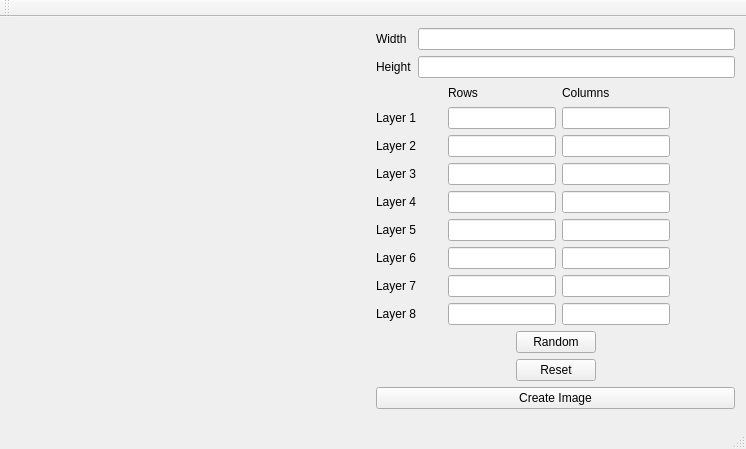
Before: the Qt Designer form mainwindow.ui in AceGabrielFigueroa/SP-2019-Ocuplay, drawn with Qt 5.
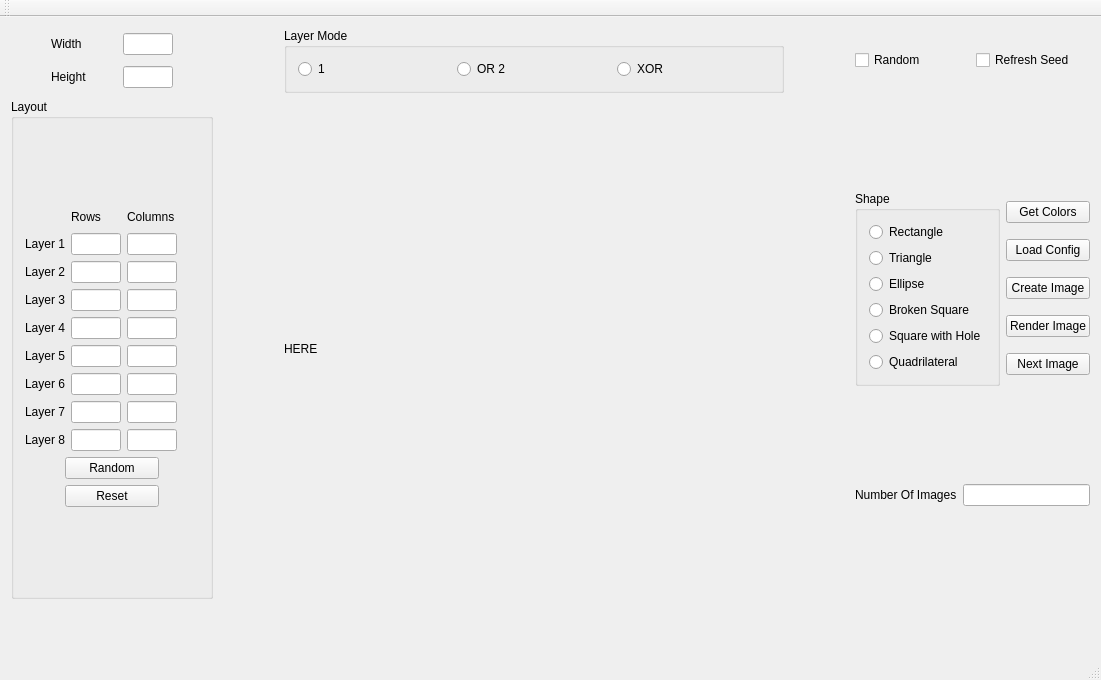
After: the same form once the commit is applied.

Diff of the .ui file:
```diff
--- a/mainwindow.ui
+++ b/mainwindow.ui
@@ -6,136 +6,216 @@
    <rect>
     <x>0</x>
     <y>0</y>
-    <width>746</width>
-    <height>449</height>
+    <width>1101</width>
+    <height>680</height>
    </rect>
   </property>
   <property name="windowTitle">
    <string>MainWindow</string>
   </property>
   <widget class="QWidget" name="centralWidget">
-   <layout class="QGridLayout" name="gridLayout_6">
+   <layout class="QGridLayout" name="gridLayout_10">
     <item row="0" column="0">
-     <layout class="QGridLayout" name="gridLayout_5">
+     <layout class="QGridLayout" name="gridLayout_9">
       <item row="0" column="0">
+       <layout class="QGridLayout" name="gridLayout_8">
+        <item row="1" column="2">
        <widget class="QLabel" name="lbl_display">
-        <property name="sizePolicy">
-         <sizepolicy hsizetype="Expanding" vsizetype="Expanding">
-          <horstretch>0</horstretch>
-          <verstretch>0</verstretch>
-         </sizepolicy>
+          <property name="minimumSize">
+           <size>
+            <width>500</width>
+            <height>500</height>
+           </size>
         </property>
         <property name="text">
-         <string/>
+           <string>HERE</string>
         </property>
        </widget>
       </item>
-      <item row="0" column="1">
+        <item row="1" column="3">
+         <spacer name="horizontalSpacer_4">
+          <property name="orientation">
+           <enum>Qt::Horizontal</enum>
+          </property>
+          <property name="sizeHint" stdset="0">
+           <size>
+            <width>40</width>
+            <height>20</height>
+           </size>
+          </property>
+         </spacer>
+        </item>
+        <item row="0" column="2">
+         <widget class="QGroupBox" name="gb_lymode">
+          <property name="title">
+           <string>Layer Mode</string>
+          </property>
        <layout class="QGridLayout" name="gridLayout_4">
-        <item row="2" column="0">
-         <widget class="QPushButton" name="btn_create_img">
+           <item row="0" column="0">
+            <layout class="QHBoxLayout" name="horizontalLayout_3">
+             <item>
+              <widget class="QRadioButton" name="rb_lyr_1">
           <property name="text">
-           <string>Create Image</string>
+                <string>1</string>
           </property>
          </widget>
         </item>
-        <item row="0" column="0">
-         <layout class="QGridLayout" name="gridLayout_3">
-          <item row="0" column="0">
-           <widget class="QLabel" name="lbl_img_wd">
+             <item>
+              <widget class="QRadioButton" name="rb_ly_or">
             <property name="text">
-             <string>Width</string>
+                <string>OR 2</string>
             </property>
            </widget>
           </item>
-          <item row="0" column="1">
-           <widget class="QLineEdit" name="le_img_wd"/>
-          </item>
-          <item row="1" column="0">
-           <widget class="QLabel" name="lbl_img_h">
+             <item>
+              <widget class="QRadioButton" name="rb_ly_xor">
+               <property name="text">
+                <string>XOR</string>
+               </property>
+              </widget>
+             </item>
+            </layout>
+           </item>
+          </layout>
+         </widget>
+        </item>
+        <item row="0" column="4">
+         <layout class="QHBoxLayout" name="horizontalLayout_4">
+          <item>
+           <widget class="QCheckBox" name="cb_rand">
             <property name="text">
-             <string>Height</string>
+             <string>Random</string>
             </property>
            </widget>
+          </item>
+          <item>
+           <widget class="QCheckBox" name="cb_rseed">
+            <property name="text">
+             <string>Refresh Seed</string>
+            </property>
+           </widget>
+          </item>
+         </layout>
           </item>
           <item row="1" column="1">
-           <widget class="QLineEdit" name="le_img_h"/>
-          </item>
-         </layout>
+         <spacer name="horizontalSpacer_3">
+          <property name="orientation">
+           <enum>Qt::Horizontal</enum>
+          </property>
+          <property name="sizeHint" stdset="0">
+           <size>
+            <width>40</width>
+            <height>20</height>
+           </size>
+          </property>
+         </spacer>
         </item>
         <item row="1" column="0">
+         <layout class="QVBoxLayout" name="verticalLayout_4">
+          <item>
+           <widget class="QGroupBox" name="gb_ly">
+            <property name="title">
+             <string>Layout</string>
+            </property>
+            <layout class="QGridLayout" name="gridLayout_5">
+             <item row="0" column="0">
          <layout class="QGridLayout" name="gridLayout_2">
-          <item row="1" column="0">
-           <layout class="QHBoxLayout" name="horizontalLayout_2">
-            <item>
-             <spacer name="sp_l_2">
-              <property name="orientation">
-               <enum>Qt::Horizontal</enum>
-              </property>
-              <property name="sizeHint" stdset="0">
-               <size>
-                <width>40</width>
-                <height>20</height>
-               </size>
-              </property>
-             </spacer>
-            </item>
-            <item>
-             <widget class="QPushButton" name="btn_random">
-              <property name="text">
-               <string>Random</string>
-              </property>
-             </widget>
-            </item>
-            <item>
-             <spacer name="sp_r_2">
-              <property name="orientation">
-               <enum>Qt::Horizontal</enum>
-              </property>
-              <property name="sizeHint" stdset="0">
-               <size>
-                <width>40</width>
-                <height>20</height>
-               </size>
-              </property>
-             </spacer>
-            </item>
-           </layout>
-          </item>
           <item row="0" column="0">
            <layout class="QGridLayout" name="gridLayout">
-            <item row="0" column="0">
-             <spacer name="sp_config_l">
-              <property name="orientation">
-               <enum>Qt::Horizontal</enum>
-              </property>
-              <property name="sizeHint" stdset="0">
+                 <item row="4" column="2">
+                  <widget class="QLineEdit" name="le_c4">
+                   <property name="sizePolicy">
+                    <sizepolicy hsizetype="Expanding" vsizetype="Fixed">
+                     <horstretch>0</horstretch>
+                     <verstretch>0</verstretch>
+                    </sizepolicy>
+                   </property>
+                   <property name="minimumSize">
                <size>
-                <width>33</width>
-                <height>17</height>
-               </size>
-              </property>
-             </spacer>
-            </item>
-            <item row="0" column="1">
-             <widget class="QLabel" name="lbl_rows">
-              <property name="text">
-               <string>Rows</string>
+                     <width>0</width>
+                     <height>0</height>
+                    </size>
+                   </property>
+                   <property name="maximumSize">
+                    <size>
+                     <width>50</width>
+                     <height>16777215</height>
+                    </size>
+                   </property>
+                  </widget>
+                 </item>
+                 <item row="7" column="1">
+                  <widget class="QLineEdit" name="le_r7">
+                   <property name="sizePolicy">
+                    <sizepolicy hsizetype="Expanding" vsizetype="Fixed">
+                     <horstretch>0</horstretch>
+                     <verstretch>0</verstretch>
+                    </sizepolicy>
+                   </property>
+                   <property name="minimumSize">
+                    <size>
+                     <width>0</width>
+                     <height>0</height>
+                    </size>
+                   </property>
+                   <property name="maximumSize">
+                    <size>
+                     <width>50</width>
+                     <height>16777215</height>
+                    </size>
+                   </property>
+                  </widget>
+                 </item>
+                 <item row="2" column="1">
+                  <widget class="QLineEdit" name="le_r2">
+                   <property name="sizePolicy">
+                    <sizepolicy hsizetype="Expanding" vsizetype="Fixed">
+                     <horstretch>0</horstretch>
+                     <verstretch>0</verstretch>
+                    </sizepolicy>
+                   </property>
+                   <property name="minimumSize">
+                    <size>
+                     <width>0</width>
+                     <height>0</height>
+                    </size>
+                   </property>
+                   <property name="maximumSize">
+                    <size>
+                     <width>50</width>
+                     <height>16777215</height>
+                    </size>
               </property>
              </widget>
             </item>
             <item row="0" column="2">
              <widget class="QLabel" name="lbl_columns">
+                   <property name="maximumSize">
+                    <size>
+                     <width>16777215</width>
+                     <height>20</height>
+                    </size>
+                   </property>
               <property name="text">
                <string>Columns</string>
               </property>
              </widget>
             </item>
+                 <item row="8" column="0">
+                  <widget class="QLabel" name="lbl_layer8">
+                   <property name="text">
+                    <string>Layer 8</string>
+                   </property>
+                  </widget>
+                 </item>
             <item row="0" column="3">
              <spacer name="sp_config_r">
               <property name="orientation">
                <enum>Qt::Horizontal</enum>
               </property>
+                   <property name="sizeType">
+                    <enum>QSizePolicy::Preferred</enum>
+                   </property>
               <property name="sizeHint" stdset="0">
                <size>
                 <width>22</width>
@@ -144,32 +224,10 @@
               </property>
              </spacer>
             </item>
-            <item row="1" column="0">
-             <widget class="QLabel" name="lbl_layer1">
+                 <item row="7" column="0">
+                  <widget class="QLabel" name="lbl_layer7">
               <property name="text">
-               <string>Layer 1</string>
-              </property>
-             </widget>
-            </item>
-            <item row="1" column="1">
-             <widget class="QLineEdit" name="le_r1">
-              <property name="sizePolicy">
-               <sizepolicy hsizetype="Expanding" vsizetype="Fixed">
-                <horstretch>0</horstretch>
-                <verstretch>0</verstretch>
-               </sizepolicy>
-              </property>
-              <property name="minimumSize">
-               <size>
-                <width>0</width>
-                <height>0</height>
-               </size>
-              </property>
-              <property name="maximumSize">
-               <size>
-                <width>16777215</width>
-                <height>16777215</height>
-               </size>
+                    <string>Layer 7</string>
               </property>
              </widget>
             </item>
@@ -189,21 +247,14 @@
               </property>
               <property name="maximumSize">
                <size>
-                <width>16777215</width>
+                     <width>50</width>
                 <height>16777215</height>
                </size>
               </property>
              </widget>
             </item>
-            <item row="2" column="0">
-             <widget class="QLabel" name="lbl_layer2">
-              <property name="text">
-               <string>Layer 2</string>
-              </property>
-             </widget>
-            </item>
-            <item row="2" column="1">
-             <widget class="QLineEdit" name="le_r2">
+                 <item row="6" column="2">
+                  <widget class="QLineEdit" name="le_c6">
               <property name="sizePolicy">
                <sizepolicy hsizetype="Expanding" vsizetype="Fixed">
                 <horstretch>0</horstretch>
@@ -218,80 +269,7 @@
               </property>
               <property name="maximumSize">
                <size>
-                <width>16777215</width>
-                <height>16777215</height>
-               </size>
-              </property>
-             </widget>
-            </item>
-            <item row="2" column="2">
-             <widget class="QLineEdit" name="le_c2">
-              <property name="sizePolicy">
-               <sizepolicy hsizetype="Expanding" vsizetype="Fixed">
-                <horstretch>0</horstretch>
-                <verstretch>0</verstretch>
-               </sizepolicy>
-              </property>
-              <property name="minimumSize">
-               <size>
-                <width>0</width>
-                <height>0</height>
-               </size>
-              </property>
-              <property name="maximumSize">
-               <size>
-                <width>16777215</width>
-                <height>16777215</height>
-               </size>
-              </property>
-             </widget>
-            </item>
-            <item row="3" column="0">
-             <widget class="QLabel" name="lbl_layer3">
-              <property name="text">
-               <string>Layer 3</string>
-              </property>
-             </widget>
-            </item>
-            <item row="3" column="1">
-             <widget class="QLineEdit" name="le_r3">
-              <property name="sizePolicy">
-               <sizepolicy hsizetype="Expanding" vsizetype="Fixed">
-                <horstretch>0</horstretch>
-                <verstretch>0</verstretch>
-               </sizepolicy>
-              </property>
-              <property name="minimumSize">
-               <size>
-                <width>0</width>
-                <height>0</height>
-               </size>
-              </property>
-              <property name="maximumSize">
-               <size>
-                <width>16777215</width>
-                <height>16777215</height>
-               </size>
-              </property>
-             </widget>
-            </item>
-            <item row="3" column="2">
-             <widget class="QLineEdit" name="le_c3">
-              <property name="sizePolicy">
-               <sizepolicy hsizetype="Expanding" vsizetype="Fixed">
-                <horstretch>0</horstretch>
-                <verstretch>0</verstretch>
-               </sizepolicy>
-              </property>
-              <property name="minimumSize">
-               <size>
-                <width>0</width>
-                <height>0</height>
-               </size>
-              </property>
-              <property name="maximumSize">
-               <size>
-                <width>16777215</width>
+                     <width>50</width>
                 <height>16777215</height>
                </size>
               </property>
@@ -304,50 +282,6 @@
               </property>
              </widget>
             </item>
-            <item row="4" column="1">
-             <widget class="QLineEdit" name="le_r4">
-              <property name="sizePolicy">
-               <sizepolicy hsizetype="Expanding" vsizetype="Fixed">
-                <horstretch>0</horstretch>
-                <verstretch>0</verstretch>
-               </sizepolicy>
-              </property>
-              <property name="minimumSize">
-               <size>
-                <width>0</width>
-                <height>0</height>
-               </size>
-              </property>
-              <property name="maximumSize">
-               <size>
-                <width>16777215</width>
-                <height>16777215</height>
-               </size>
-              </property>
-             </widget>
-            </item>
-            <item row="4" column="2">
-             <widget class="QLineEdit" name="le_c4">
-              <property name="sizePolicy">
-               <sizepolicy hsizetype="Expanding" vsizetype="Fixed">
-                <horstretch>0</horstretch>
-                <verstretch>0</verstretch>
-               </sizepolicy>
-              </property>
-              <property name="minimumSize">
-               <size>
-                <width>0</width>
-                <height>0</height>
-               </size>
-              </property>
-              <property name="maximumSize">
-               <size>
-                <width>16777215</width>
-                <height>16777215</height>
-               </size>
-              </property>
-             </widget>
-            </item>
             <item row="5" column="0">
              <widget class="QLabel" name="lbl_layer5">
               <property name="text">
@@ -355,50 +289,6 @@
               </property>
              </widget>
             </item>
-            <item row="5" column="1">
-             <widget class="QLineEdit" name="le_r5">
-              <property name="sizePolicy">
-               <sizepolicy hsizetype="Expanding" vsizetype="Fixed">
-                <horstretch>0</horstretch>
-                <verstretch>0</verstretch>
-               </sizepolicy>
-              </property>
-              <property name="minimumSize">
-               <size>
-                <width>0</width>
-                <height>0</height>
-               </size>
-              </property>
-              <property name="maximumSize">
-               <size>
-                <width>16777215</width>
-                <height>16777215</height>
-               </size>
-              </property>
-             </widget>
-            </item>
-            <item row="5" column="2">
-             <widget class="QLineEdit" name="le_c5">
-              <property name="sizePolicy">
-               <sizepolicy hsizetype="Expanding" vsizetype="Fixed">
-                <horstretch>0</horstretch>
-                <verstretch>0</verstretch>
-               </sizepolicy>
-              </property>
-              <property name="minimumSize">
-               <size>
-                <width>0</width>
-                <height>0</height>
-               </size>
-              </property>
-              <property name="maximumSize">
-               <size>
-                <width>16777215</width>
-                <height>16777215</height>
-               </size>
-              </property>
-             </widget>
-            </item>
             <item row="6" column="0">
              <widget class="QLabel" name="lbl_layer6">
               <property name="text">
@@ -406,8 +296,8 @@
               </property>
              </widget>
             </item>
-            <item row="6" column="1">
-             <widget class="QLineEdit" name="le_r6">
+                 <item row="5" column="2">
+                  <widget class="QLineEdit" name="le_c5">
               <property name="sizePolicy">
                <sizepolicy hsizetype="Expanding" vsizetype="Fixed">
                 <horstretch>0</horstretch>
@@ -422,14 +312,14 @@
               </property>
               <property name="maximumSize">
                <size>
-                <width>16777215</width>
+                     <width>50</width>
                 <height>16777215</height>
                </size>
               </property>
              </widget>
             </item>
-            <item row="6" column="2">
-             <widget class="QLineEdit" name="le_c6">
+                 <item row="5" column="1">
+                  <widget class="QLineEdit" name="le_r5">
               <property name="sizePolicy">
                <sizepolicy hsizetype="Expanding" vsizetype="Fixed">
                 <horstretch>0</horstretch>
@@ -444,21 +334,43 @@
               </property>
               <property name="maximumSize">
                <size>
-                <width>16777215</width>
+                     <width>50</width>
                 <height>16777215</height>
                </size>
               </property>
              </widget>
             </item>
-            <item row="7" column="0">
-             <widget class="QLabel" name="lbl_layer7">
+                 <item row="1" column="1">
+                  <widget class="QLineEdit" name="le_r1">
+                   <property name="sizePolicy">
+                    <sizepolicy hsizetype="Expanding" vsizetype="Fixed">
+                     <horstretch>0</horstretch>
+                     <verstretch>0</verstretch>
+                    </sizepolicy>
+                   </property>
+                   <property name="minimumSize">
+                    <size>
+                     <width>0</width>
+                     <height>0</height>
+                    </size>
+                   </property>
+                   <property name="maximumSize">
+                    <size>
+                     <width>50</width>
+                     <height>16777215</height>
+                    </size>
+                   </property>
+                  </widget>
+                 </item>
+                 <item row="1" column="0">
+                  <widget class="QLabel" name="lbl_layer1">
               <property name="text">
-               <string>Layer 7</string>
+                    <string>Layer 1</string>
               </property>
              </widget>
             </item>
-            <item row="7" column="1">
-             <widget class="QLineEdit" name="le_r7">
+                 <item row="3" column="1">
+                  <widget class="QLineEdit" name="le_r3">
               <property name="sizePolicy">
                <sizepolicy hsizetype="Expanding" vsizetype="Fixed">
                 <horstretch>0</horstretch>
@@ -473,7 +385,7 @@
               </property>
               <property name="maximumSize">
                <size>
-                <width>16777215</width>
+                     <width>50</width>
                 <height>16777215</height>
                </size>
               </property>
@@ -495,16 +407,66 @@
               </property>
               <property name="maximumSize">
                <size>
+                     <width>50</width>
+                     <height>16777215</height>
+                    </size>
+                   </property>
+                  </widget>
+                 </item>
+                 <item row="0" column="1">
+                  <widget class="QLabel" name="lbl_rows">
+                   <property name="maximumSize">
+                    <size>
                 <width>16777215</width>
-                <height>16777215</height>
-               </size>
-              </property>
-             </widget>
-            </item>
-            <item row="8" column="0">
-             <widget class="QLabel" name="lbl_layer8">
+                     <height>20</height>
+                    </size>
+                   </property>
               <property name="text">
-               <string>Layer 8</string>
+                    <string>Rows</string>
+                   </property>
+                  </widget>
+                 </item>
+                 <item row="2" column="2">
+                  <widget class="QLineEdit" name="le_c2">
+                   <property name="sizePolicy">
+                    <sizepolicy hsizetype="Expanding" vsizetype="Fixed">
+                     <horstretch>0</horstretch>
+                     <verstretch>0</verstretch>
+                    </sizepolicy>
+                   </property>
+                   <property name="minimumSize">
+                    <size>
+                     <width>0</width>
+                     <height>0</height>
+                    </size>
+                   </property>
+                   <property name="maximumSize">
+                    <size>
+                     <width>50</width>
+                     <height>16777215</height>
+                    </size>
+                   </property>
+                  </widget>
+                 </item>
+                 <item row="4" column="1">
+                  <widget class="QLineEdit" name="le_r4">
+                   <property name="sizePolicy">
+                    <sizepolicy hsizetype="Expanding" vsizetype="Fixed">
+                     <horstretch>0</horstretch>
+                     <verstretch>0</verstretch>
+                    </sizepolicy>
+                   </property>
+                   <property name="minimumSize">
+                    <size>
+                     <width>0</width>
+                     <height>0</height>
+                    </size>
+                   </property>
+                   <property name="maximumSize">
+                    <size>
+                     <width>50</width>
+                     <height>16777215</height>
+                    </size>
               </property>
              </widget>
             </item>
@@ -524,12 +486,19 @@
               </property>
               <property name="maximumSize">
                <size>
-                <width>16777215</width>
+                     <width>50</width>
                 <height>16777215</height>
                </size>
               </property>
              </widget>
             </item>
+                 <item row="3" column="0">
+                  <widget class="QLabel" name="lbl_layer3">
+                   <property name="text">
+                    <string>Layer 3</string>
+                   </property>
+                  </widget>
+                 </item>
             <item row="8" column="2">
              <widget class="QLineEdit" name="le_c8">
               <property name="sizePolicy">
@@ -546,7 +515,74 @@
               </property>
               <property name="maximumSize">
                <size>
-                <width>16777215</width>
+                     <width>50</width>
+                     <height>16777215</height>
+                    </size>
+                   </property>
+                  </widget>
+                 </item>
+                 <item row="6" column="1">
+                  <widget class="QLineEdit" name="le_r6">
+                   <property name="sizePolicy">
+                    <sizepolicy hsizetype="Expanding" vsizetype="Fixed">
+                     <horstretch>0</horstretch>
+                     <verstretch>0</verstretch>
+                    </sizepolicy>
+                   </property>
+                   <property name="minimumSize">
+                    <size>
+                     <width>0</width>
+                     <height>0</height>
+                    </size>
+                   </property>
+                   <property name="maximumSize">
+                    <size>
+                     <width>50</width>
+                     <height>16777215</height>
+                    </size>
+                   </property>
+                  </widget>
+                 </item>
+                 <item row="0" column="0">
+                  <spacer name="sp_config_l">
+                   <property name="orientation">
+                    <enum>Qt::Horizontal</enum>
+                   </property>
+                   <property name="sizeType">
+                    <enum>QSizePolicy::Preferred</enum>
+                   </property>
+                   <property name="sizeHint" stdset="0">
+                    <size>
+                     <width>33</width>
+                     <height>17</height>
+                    </size>
+                   </property>
+                  </spacer>
+                 </item>
+                 <item row="2" column="0">
+                  <widget class="QLabel" name="lbl_layer2">
+                   <property name="text">
+                    <string>Layer 2</string>
+                   </property>
+                  </widget>
+                 </item>
+                 <item row="3" column="2">
+                  <widget class="QLineEdit" name="le_c3">
+                   <property name="sizePolicy">
+                    <sizepolicy hsizetype="Expanding" vsizetype="Fixed">
+                     <horstretch>0</horstretch>
+                     <verstretch>0</verstretch>
+                    </sizepolicy>
+                   </property>
+                   <property name="minimumSize">
+                    <size>
+                     <width>0</width>
+                     <height>0</height>
+                    </size>
+                   </property>
+                   <property name="maximumSize">
+                    <size>
+                     <width>50</width>
                 <height>16777215</height>
                </size>
               </property>
@@ -561,6 +597,9 @@
               <property name="orientation">
                <enum>Qt::Horizontal</enum>
               </property>
+                   <property name="sizeType">
+                    <enum>QSizePolicy::Preferred</enum>
+                   </property>
               <property name="sizeHint" stdset="0">
                <size>
                 <width>40</width>
@@ -581,6 +620,9 @@
               <property name="orientation">
                <enum>Qt::Horizontal</enum>
               </property>
+                   <property name="sizeType">
+                    <enum>QSizePolicy::Preferred</enum>
+                   </property>
               <property name="sizeHint" stdset="0">
                <size>
                 <width>40</width>
@@ -591,9 +633,249 @@
             </item>
            </layout>
           </item>
-         </layout>
-        </item>
-        <item row="3" column="0">
+               <item row="1" column="0">
+                <layout class="QHBoxLayout" name="horizontalLayout_2">
+                 <item>
+                  <spacer name="sp_l_2">
+                   <property name="orientation">
+                    <enum>Qt::Horizontal</enum>
+                   </property>
+                   <property name="sizeType">
+                    <enum>QSizePolicy::Preferred</enum>
+                   </property>
+                   <property name="sizeHint" stdset="0">
+                    <size>
+                     <width>40</width>
+                     <height>20</height>
+                    </size>
+                   </property>
+                  </spacer>
+                 </item>
+                 <item>
+                  <widget class="QPushButton" name="btn_random">
+                   <property name="text">
+                    <string>Random</string>
+                   </property>
+                  </widget>
+                 </item>
+                 <item>
+                  <spacer name="sp_r_2">
+                   <property name="orientation">
+                    <enum>Qt::Horizontal</enum>
+                   </property>
+                   <property name="sizeType">
+                    <enum>QSizePolicy::Preferred</enum>
+                   </property>
+                   <property name="sizeHint" stdset="0">
+                    <size>
+                     <width>40</width>
+                     <height>20</height>
+                    </size>
+                   </property>
+                  </spacer>
+                 </item>
+                </layout>
+               </item>
+              </layout>
+             </item>
+            </layout>
+           </widget>
+          </item>
+         </layout>
+        </item>
+        <item row="1" column="4">
+         <layout class="QVBoxLayout" name="verticalLayout_3">
+          <item>
+           <layout class="QGridLayout" name="gridLayout_7">
+            <item row="0" column="0">
+             <widget class="QGroupBox" name="gb_shape">
+              <property name="title">
+               <string>Shape</string>
+              </property>
+              <layout class="QGridLayout" name="gridLayout_6">
+               <item row="0" column="0">
+                <layout class="QVBoxLayout" name="verticalLayout">
+                 <item>
+                  <widget class="QRadioButton" name="rb_rect">
+                   <property name="text">
+                    <string>Rectangle</string>
+                   </property>
+                  </widget>
+                 </item>
+                 <item>
+                  <widget class="QRadioButton" name="rb_triangle">
+                   <property name="text">
+                    <string>Triangle</string>
+                   </property>
+                  </widget>
+                 </item>
+                 <item>
+                  <widget class="QRadioButton" name="rb_ellipse">
+                   <property name="text">
+                    <string>Ellipse</string>
+                   </property>
+                  </widget>
+                 </item>
+                 <item>
+                  <widget class="QRadioButton" name="rb_brokensqr">
+                   <property name="text">
+                    <string>Broken Square</string>
+                   </property>
+                  </widget>
+                 </item>
+                 <item>
+                  <widget class="QRadioButton" name="rb_sqr_w_hole">
+                   <property name="text">
+                    <string>Square with Hole</string>
+                   </property>
+                  </widget>
+                 </item>
+                 <item>
+                  <widget class="QRadioButton" name="rb_quad">
+                   <property name="text">
+                    <string>Quadrilateral</string>
+                   </property>
+                  </widget>
+                 </item>
+                </layout>
+               </item>
+              </layout>
+             </widget>
+            </item>
+            <item row="0" column="1">
+             <layout class="QVBoxLayout" name="verticalLayout_2">
+              <item>
+               <widget class="QPushButton" name="btn_get_clr">
+                <property name="text">
+                 <string>Get Colors</string>
+                </property>
+               </widget>
+              </item>
+              <item>
+               <widget class="QPushButton" name="btn_load_cfg">
+                <property name="text">
+                 <string>Load Config</string>
+                </property>
+               </widget>
+              </item>
+              <item>
+               <widget class="QPushButton" name="btn_create_img">
+                <property name="text">
+                 <string>Create Image</string>
+                </property>
+               </widget>
+              </item>
+              <item>
+               <widget class="QPushButton" name="btn_render">
+                <property name="text">
+                 <string>Render Image</string>
+                </property>
+               </widget>
+              </item>
+              <item>
+               <widget class="QPushButton" name="btn_nxt_img">
+                <property name="text">
+                 <string>Next Image</string>
+                </property>
+               </widget>
+              </item>
+             </layout>
+            </item>
+           </layout>
+          </item>
+          <item>
+           <layout class="QHBoxLayout" name="horizontalLayout_5">
+            <item>
+             <widget class="QLabel" name="lbl_num_imgs">
+              <property name="text">
+               <string>Number Of Images</string>
+              </property>
+             </widget>
+            </item>
+            <item>
+             <widget class="QLineEdit" name="le_num_imgs"/>
+            </item>
+           </layout>
+          </item>
+         </layout>
+        </item>
+        <item row="0" column="0">
+         <layout class="QHBoxLayout" name="horizontalLayout_6">
+          <item>
+           <spacer name="horizontalSpacer_2">
+            <property name="orientation">
+             <enum>Qt::Horizontal</enum>
+            </property>
+            <property name="sizeType">
+             <enum>QSizePolicy::Preferred</enum>
+            </property>
+            <property name="sizeHint" stdset="0">
+             <size>
+              <width>40</width>
+              <height>20</height>
+             </size>
+            </property>
+           </spacer>
+          </item>
+          <item>
+           <layout class="QGridLayout" name="gridLayout_3">
+            <item row="0" column="0">
+             <widget class="QLabel" name="lbl_img_wd">
+              <property name="text">
+               <string>Width</string>
+              </property>
+             </widget>
+            </item>
+            <item row="1" column="0">
+             <widget class="QLabel" name="lbl_img_h">
+              <property name="text">
+               <string>Height</string>
+              </property>
+             </widget>
+            </item>
+            <item row="1" column="1">
+             <widget class="QLineEdit" name="le_img_h">
+              <property name="maximumSize">
+               <size>
+                <width>50</width>
+                <height>16777215</height>
+               </size>
+              </property>
+             </widget>
+            </item>
+            <item row="0" column="1">
+             <widget class="QLineEdit" name="le_img_wd">
+              <property name="maximumSize">
+               <size>
+                <width>50</width>
+                <height>16777215</height>
+               </size>
+              </property>
+             </widget>
+            </item>
+           </layout>
+          </item>
+          <item>
+           <spacer name="horizontalSpacer">
+            <property name="orientation">
+             <enum>Qt::Horizontal</enum>
+            </property>
+            <property name="sizeType">
+             <enum>QSizePolicy::Preferred</enum>
+            </property>
+            <property name="sizeHint" stdset="0">
+             <size>
+              <width>40</width>
+              <height>20</height>
+             </size>
+            </property>
+           </spacer>
+          </item>
+         </layout>
+        </item>
+       </layout>
+      </item>
+      <item row="1" column="0">
          <spacer name="verticalSpacer">
           <property name="orientation">
            <enum>Qt::Vertical</enum>
@@ -609,15 +891,13 @@
        </layout>
       </item>
      </layout>
-    </item>
-   </layout>
   </widget>
   <widget class="QMenuBar" name="menuBar">
    <property name="geometry">
     <rect>
      <x>0</x>
      <y>0</y>
-     <width>746</width>
+     <width>1101</width>
      <height>21</height>
     </rect>
    </property>
```
Lines whose indentation alone changed are shown as unchanged.
